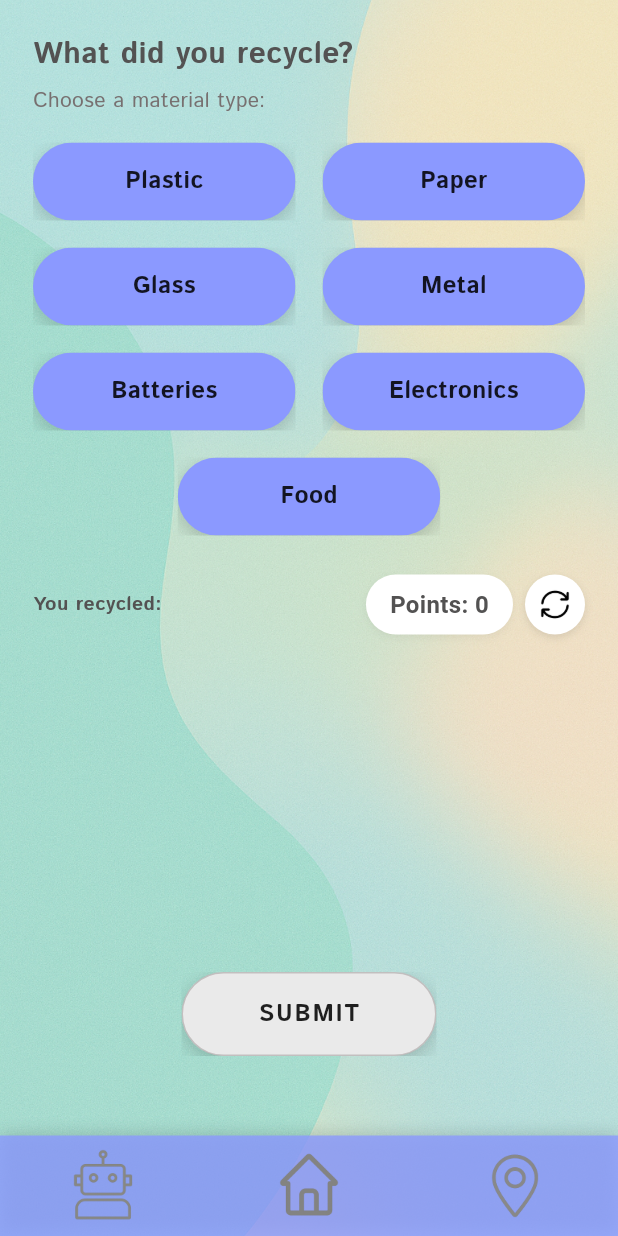
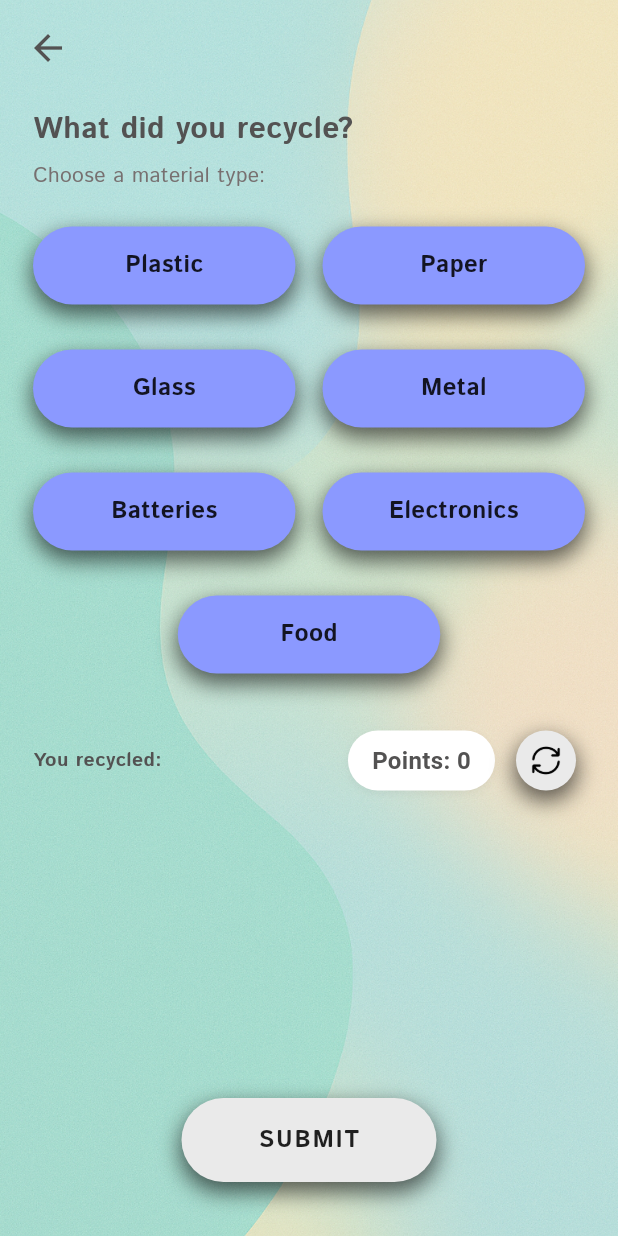
Before and after one commit to Ioannis-Ts/Sorted-Out-App, a Flutter app: the RecyclePointsPage screen opened directly with empty values, on a phone screen of 412 x 824 dp. Run offline on Flutter 3.47's test engine with Material 3 defaults, Android fonts, the phone set to English and light mode, and no system bars; our stand-ins replace cloud_firestore, dash_chat_2, firebase_auth, firebase_core, google_generative_ai; missing offline and left inert: mobile_scanner; accounts and stored records are empty.

Commit message:
changed the outline of some buttons

```diff
--- a/lib/pages/recycle_points_page.dart
+++ b/lib/pages/recycle_points_page.dart
@@ -1,6 +1,5 @@
 import 'package:flutter/material.dart';
 import '../theme/app_variables.dart';
-import '../widgets/main_nav_bar.dart';
 import '../widgets/recycle_material_button.dart';
 import '../widgets/points_pill.dart';
 import '../widgets/submit_pill_button.dart';
@@ -22,7 +21,6 @@ class _RecyclePointsPageState extends State<RecyclePointsPage> {
 
   final Map<String, int> _itemCounts = {};
 
-  // Updated Glass emoji to a bottle 🍾
   final Map<String, String> _categoryEmojis = {
     'Plastic': '🧴',
     'Paper': '📄',
@@ -47,23 +45,18 @@ class _RecyclePointsPageState extends State<RecyclePointsPage> {
     });
   }
 
-  // New logic: Text is always there, emojis are appended
   String _getSummaryText() {
     const String prefix = "You recycled:";
+    if (_itemCounts.isEmpty) return prefix;
 
-    if (_itemCounts.isEmpty) {
-      return prefix;
-    }
-
-    List<String> parts = [];
+    final parts = <String>[];
     _itemCounts.forEach((key, count) {
       if (count > 0) {
-        String emoji = _categoryEmojis[key] ?? '';
+        final emoji = _categoryEmojis[key] ?? '';
         parts.add('${count}x$emoji');
       }
     });
 
-    // Returns "You recycled: 1x🥤 2x🍾"
     return "$prefix ${parts.join(' ')}";
   }
 
@@ -76,7 +69,9 @@ class _RecyclePointsPageState extends State<RecyclePointsPage> {
       await ProfilePointsStore.addPoints(widget.userId, _sessionPoints);
 
       if (!mounted) return;
-      Navigator.of(context).pop();
+
+      // Go Home (not pop) so it behaves consistently
+      Navigator.of(context).pushReplacementNamed('/home');
     } catch (e) {
       if (!mounted) return;
       ScaffoldMessenger.of(
@@ -89,13 +84,16 @@ class _RecyclePointsPageState extends State<RecyclePointsPage> {
   @override
   Widget build(BuildContext context) {
     final size = MediaQuery.of(context).size;
+
     const double horizontalPadding = 22;
     const double gap = 18;
+
     final double buttonWidth = (size.width - (horizontalPadding * 2) - gap) / 2;
 
     return Scaffold(
       body: Stack(
         children: [
+          // Background
           Container(
             decoration: const BoxDecoration(
               image: DecorationImage(
@@ -105,14 +103,32 @@ class _RecyclePointsPageState extends State<RecyclePointsPage> {
             ),
           ),
 
+          // Back Arrow (Top Left) — EXACTLY like EventsPage (no background)
+          Positioned(
+            top: 0,
+            left: 0,
+            child: SafeArea(
+              child: Padding(
+                padding: const EdgeInsets.all(8.0),
+                child: IconButton(
+                  icon: const Icon(Icons.arrow_back, size: 28),
+                  color: AppColors.textMain,
+                  onPressed: () {
+                    Navigator.of(context).pushReplacementNamed('/home');
+                  },
+                ),
+              ),
+            ),
+          ),
+
+          // Content
           SafeArea(
-            bottom: false,
             child: Padding(
               padding: const EdgeInsets.fromLTRB(
                 horizontalPadding,
-                22,
+                72, // leave space for back arrow
                 horizontalPadding,
-                120,
+                24,
               ),
               child: Column(
                 crossAxisAlignment: CrossAxisAlignment.start,
@@ -128,7 +144,6 @@ class _RecyclePointsPageState extends State<RecyclePointsPage> {
                   ),
                   const SizedBox(height: 18),
 
-                  // Buttons grid
                   Row(
                     mainAxisAlignment: MainAxisAlignment.spaceBetween,
                     children: [
@@ -145,6 +160,7 @@ class _RecyclePointsPageState extends State<RecyclePointsPage> {
                     ],
                   ),
                   const SizedBox(height: gap),
+
                   Row(
                     mainAxisAlignment: MainAxisAlignment.spaceBetween,
                     children: [
@@ -161,6 +177,7 @@ class _RecyclePointsPageState extends State<RecyclePointsPage> {
                     ],
                   ),
                   const SizedBox(height: gap),
+
                   Row(
                     mainAxisAlignment: MainAxisAlignment.spaceBetween,
                     children: [
@@ -191,7 +208,6 @@ class _RecyclePointsPageState extends State<RecyclePointsPage> {
 
                   const SizedBox(height: 26),
 
-                  // Summary Row
                   Row(
                     crossAxisAlignment: CrossAxisAlignment.center,
                     children: [
@@ -199,7 +215,7 @@ class _RecyclePointsPageState extends State<RecyclePointsPage> {
                         child: Text(
                           _getSummaryText(),
                           style: AppTexts.generalBody.copyWith(
-                            fontSize: 13, // Slightly smaller to fit everything
+                            fontSize: 13,
                             color: AppColors.textMain,
                             fontWeight: FontWeight.w600,
                           ),
@@ -233,13 +249,6 @@ class _RecyclePointsPageState extends State<RecyclePointsPage> {
               ),
             ),
           ),
-
-          const Positioned(
-            left: 0,
-            right: 0,
-            bottom: 0,
-            child: MainNavBar(currentIndex: null),
-          ),
         ],
       ),
     );
--- a/lib/widgets/recycle_material_button.dart
+++ b/lib/widgets/recycle_material_button.dart
@@ -4,8 +4,6 @@ import '../theme/app_variables.dart';
 class RecycleMaterialButton extends StatelessWidget {
   final String label;
   final VoidCallback onTap;
-
-  /// Suggested: pass responsive width from the page
   final double width;
   final double height;
 
@@ -19,26 +17,29 @@ class RecycleMaterialButton extends StatelessWidget {
 
   @override
   Widget build(BuildContext context) {
-    return SizedBox(
-      width: width,
-      height: height,
+    return Container(
+      // a little breathing room like QR button
+      margin: const EdgeInsets.symmetric(vertical: 6),
+      decoration: BoxDecoration(
+        color: AppColors.main,
+        borderRadius: BorderRadius.circular(28),
+        boxShadow: [
+          BoxShadow(
+            color: Colors.black.withOpacity(0.6),
+            blurRadius: 12,
+            spreadRadius: 1,
+            offset: const Offset(0, 6),
+          ),
+        ],
+      ),
       child: Material(
         color: Colors.transparent,
         child: InkWell(
           borderRadius: BorderRadius.circular(28),
           onTap: onTap,
-          child: Ink(
-            decoration: BoxDecoration(
-              color: AppColors.main,
-              borderRadius: BorderRadius.circular(28),
-              boxShadow: [
-                BoxShadow(
-                  color: Colors.black.withOpacity(0.18),
-                  blurRadius: 10,
-                  offset: const Offset(0, 4),
-                ),
-              ],
-            ),
+          child: SizedBox(
+            width: width,
+            height: height,
             child: Center(
               child: Text(
                 label,
--- a/lib/widgets/reset_icon_button.dart
+++ b/lib/widgets/reset_icon_button.dart
@@ -1,4 +1,5 @@
 import 'package:flutter/material.dart';
+import '../theme/app_variables.dart';
 
 class ResetIconButton extends StatelessWidget {
   final VoidCallback onTap;
@@ -8,36 +9,44 @@ class ResetIconButton extends StatelessWidget {
   const ResetIconButton({
     super.key,
     required this.onTap,
-    this.height = 40, // Standard height to match typical pills
+    this.height = 40,
     this.width = 40,
   });
 
   @override
   Widget build(BuildContext context) {
-    return GestureDetector(
-      onTap: onTap,
-      child: Container(
-        height: height,
-        width: width,
+    return Container(
+      margin: const EdgeInsets.all(6),
       decoration: BoxDecoration(
-          color: Colors.white, // Matches the PointsPill background
+        color: AppColors.lightGrey,
         borderRadius: BorderRadius.circular(20),
         boxShadow: [
           BoxShadow(
-              color: Colors.black.withOpacity(0.1),
-              blurRadius: 4,
-              offset: const Offset(0, 2),
+            color: Colors.black.withOpacity(0.6),
+            blurRadius: 12,
+            spreadRadius: 1,
+            offset: const Offset(0, 6),
           ),
         ],
       ),
+      child: Material(
+        color: Colors.transparent,
+        child: InkWell(
+          borderRadius: BorderRadius.circular(20),
+          onTap: onTap,
+          child: SizedBox(
+            height: height,
+            width: width,
             child: Padding(
-          padding: const EdgeInsets.all(8.0), // Padding for the icon inside
+              padding: const EdgeInsets.all(8.0),
               child: Image.asset(
                 'assets/images/refresh_button.png',
                 fit: BoxFit.contain,
               ),
             ),
           ),
+        ),
+      ),
     );
   }
 }
--- a/lib/widgets/submit_pill_button.dart
+++ b/lib/widgets/submit_pill_button.dart
@@ -17,29 +17,30 @@ class SubmitPillButton extends StatelessWidget {
 
   @override
   Widget build(BuildContext context) {
-    final bool enabled = onTap != null;
+    final enabled = onTap != null;
 
-    return SizedBox(
-      width: width,
-      height: height,
+    return Container(
+      margin: const EdgeInsets.all(12),
+      decoration: BoxDecoration(
+        color: AppColors.lightGrey.withOpacity(enabled ? 1 : 0.6),
+        borderRadius: BorderRadius.circular(28),
+        boxShadow: [
+          BoxShadow(
+            color: Colors.black.withOpacity(0.6),
+            blurRadius: 12,
+            spreadRadius: 1,
+            offset: const Offset(0, 6),
+          ),
+        ],
+      ),
       child: Material(
         color: Colors.transparent,
         child: InkWell(
           borderRadius: BorderRadius.circular(28),
           onTap: onTap,
-          child: Ink(
-            decoration: BoxDecoration(
-              color: AppColors.lightGrey.withOpacity(enabled ? 1 : 0.6),
-              borderRadius: BorderRadius.circular(28),
-              boxShadow: [
-                BoxShadow(
-                  color: Colors.black.withOpacity(0.18),
-                  blurRadius: 10,
-                  offset: const Offset(0, 4),
-                ),
-              ],
-              border: Border.all(color: AppColors.grey.withOpacity(0.35)),
-            ),
+          child: SizedBox(
+            width: width,
+            height: height,
             child: Center(
               child: Text(
                 label,
```
Lines whose indentation alone changed are shown as unchanged.
